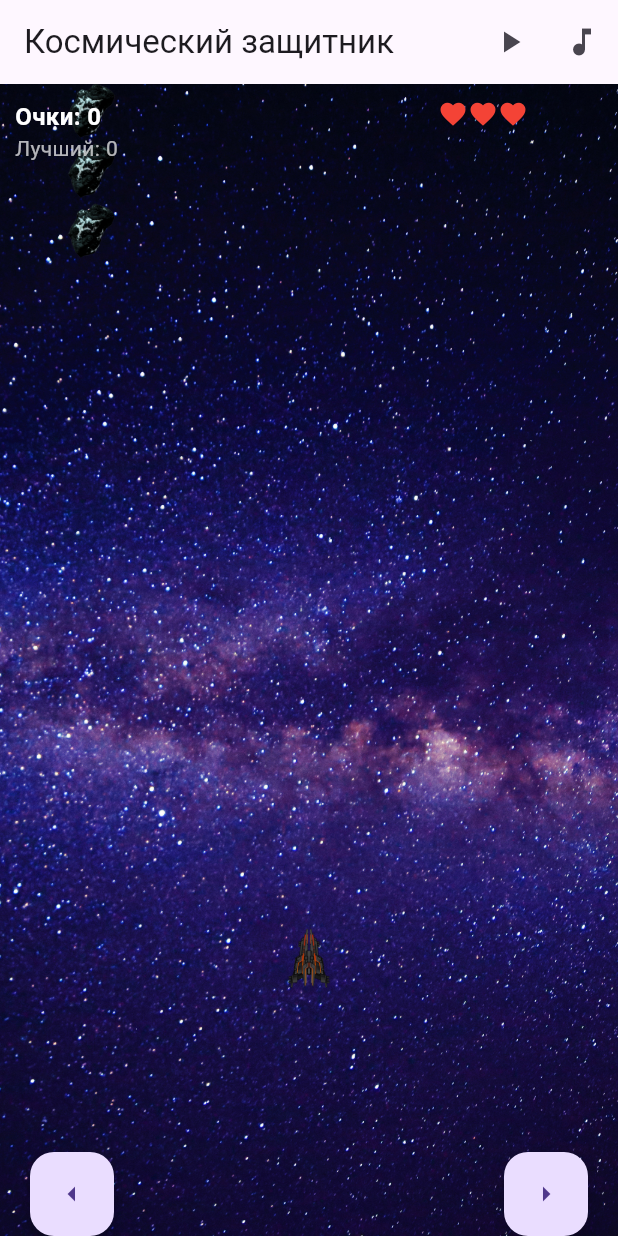
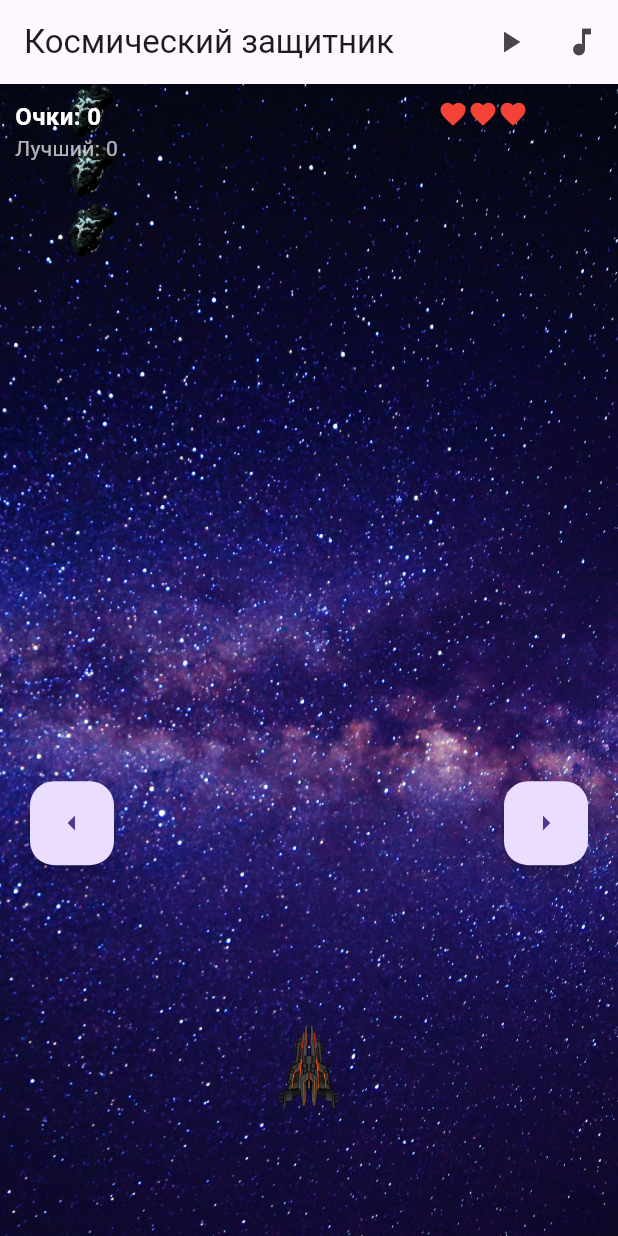
Before and after one commit to BzzzRka/ATLANTA, a Flutter app: the screen it shows after launch, after a tap on the "pause" icon, on a phone screen of 412 x 824 dp. Run offline on Flutter 3.47's test engine with Material 3 defaults, Android fonts, the phone set to English and light mode, and no system bars; our stand-ins replace audioplayers, shared_preferences.

Commit message:
улучшена музыка и позиционирование объектов

```diff
--- a/lib/game_logic.dart
+++ b/lib/game_logic.dart
@@ -5,19 +5,26 @@ import 'models.dart'; // Импортируем классы из models.dart
 class GameLogic {
   // Проверка столкновений между пулей и астероидом
   static bool checkCollision(Bullet bullet, Asteroid asteroid) {
-    final bulletRect = Rect.fromLTWH(
-      bullet.position.dx,
-      bullet.position.dy,
-      bullet.width,
-      bullet.height,
+    // Центр пули
+    final bulletCenter = Offset(
+      bullet.position.dx + bullet.width / 2,
+      bullet.position.dy + bullet.height / 2,
     );
-    final asteroidRect = Rect.fromLTWH(
-      asteroid.position.dx,
-      asteroid.position.dy,
-      asteroid.size,
-      asteroid.size,
+
+    // Центр астероида
+    final asteroidCenter = Offset(
+      asteroid.position.dx + asteroid.size / 2,
+      asteroid.position.dy + asteroid.size / 2,
     );
-    return bulletRect.overlaps(asteroidRect);
+
+    // Радиус астероида (половина его размера)
+    final asteroidRadius = asteroid.size / 2;
+
+    // Расстояние между центрами
+    final distance = (bulletCenter - asteroidCenter).distance;
+
+    // Проверка столкновения
+    return distance <= asteroidRadius;
   }
 
   // Проверка столкновений астероидов с кораблем
@@ -35,43 +42,41 @@ class GameLogic {
     final screenHeight = MediaQuery.of(context).size.height;
     final spaceshipSize = screenWidth * 0.1;
 
-    // Расчет позиции корабля
+    // Центр корабля
     final spaceshipCenterX = screenWidth / 2 +
         spaceshipPosition * screenWidth / 2 -
         spaceshipSize / 2;
-    final spaceshipRect = Rect.fromLTWH(
-      spaceshipCenterX,
-      screenHeight * 0.8 - spaceshipSize * 0.8,
-      spaceshipSize,
-      spaceshipSize,
+    final spaceshipCenter = Offset(
+      spaceshipCenterX + spaceshipSize / 2, // Центр корабля по X
+      screenHeight * 0.8 - spaceshipSize * 0.8 + spaceshipSize / 2, // Центр корабля по Y
     );
 
+    // Радиус корабля (половина его размера)
+    final spaceshipRadius = spaceshipSize / 2;
+
     for (var asteroid in asteroids) {
-      final asteroidRect = Rect.fromLTWH(
-        asteroid.position.dx,
-        asteroid.position.dy,
-        asteroid.size,
-        asteroid.size,
+      // Центр астероида
+      final asteroidCenter = Offset(
+        asteroid.position.dx + asteroid.size / 2,
+        asteroid.position.dy + asteroid.size / 2,
       );
-      if (spaceshipRect.overlaps(asteroidRect)) {
+
+      // Радиус астероида
+      final asteroidRadius = asteroid.size / 2;
+
+      // Расстояние между центрами
+      final distance = (spaceshipCenter - asteroidCenter).distance;
+
+      // Проверка столкновения
+      if (distance <= spaceshipRadius + asteroidRadius) {
         // Уменьшаем жизни
         updateLives(lives - 1);
-
-        // Воспроизведение звука взрыва корабля
         playExplosionSound();
-
-        // Добавляем взрыв корабля
-        addExplosion(
-          Offset(
-            spaceshipCenterX,
-            screenHeight * 0.8 - spaceshipSize * 0.8,
-          ),
-          spaceshipSize,
-        );
+        addExplosion(spaceshipCenter, spaceshipSize);
 
         // Проверяем, остались ли жизни
         if (lives <= 0) {
-          cancelMovement(); // Останавливаем игру
+          cancelMovement();
           return true; // Конец игры
         } else {
           return false; // Продолжаем игру
@@ -80,7 +85,6 @@ class GameLogic {
     }
     return false; // Нет столкновения
   }
-
   // Уничтожение всех астероидов на экране
   static void destroyAllAsteroids({
     required List<Asteroid> asteroids,
@@ -121,17 +125,17 @@ class GameLogic {
     final screenHeight = MediaQuery.of(context).size.height;
     final spaceshipSize = screenWidth * 0.1;
 
-    // Расчет позиции корабля
+    // Расчет центра корабля
     final spaceshipCenterX = screenWidth / 2 +
         spaceshipPosition * screenWidth / 2 -
         spaceshipSize / 2;
 
-    // Одна пуля из передней части корабля
+    // Пуля вылетает из центра корабля (по X) и из передней части (по Y)
     bullets.add(
       Bullet(
         position: Offset(
-          spaceshipCenterX + spaceshipSize / 2 - 2.5, // Центр пушки (половина ширины лазера)
-          screenHeight * 0.8 - spaceshipSize * 0.8, // Передняя часть корабля
+          spaceshipCenterX + spaceshipSize / 2 - 2.5, // Центр корабля по X
+          screenHeight * 0.8 - spaceshipSize * 0.8 - 20, // Передняя часть корабля по Y
         ),
       ),
     );
--- a/lib/main.dart
+++ b/lib/main.dart
@@ -225,32 +225,39 @@ class _GameScreenState extends State<GameScreen> {
     final screenHeight = MediaQuery.of(context).size.height;
     final spaceshipSize = screenWidth * 0.1;
 
-    // Расчет позиции корабля
+    // Центр корабля
     final spaceshipCenterX = screenWidth / 2 +
         spaceshipPosition * screenWidth / 2 -
         spaceshipSize / 2;
-    final spaceshipRect = Rect.fromLTWH(
-      spaceshipCenterX,
-      screenHeight * 0.8 - spaceshipSize * 0.8,
-      spaceshipSize,
-      spaceshipSize,
+    final spaceshipCenter = Offset(
+      spaceshipCenterX + spaceshipSize / 2,
+      screenHeight * 0.8 - spaceshipSize * 0.8 + spaceshipSize / 2,
     );
 
+    // Радиус корабля
+    final spaceshipRadius = spaceshipSize / 2;
+
     for (var bonus in bonuses.toList()) {
-      final bonusRect = Rect.fromLTWH(
-        bonus.position.dx,
-        bonus.position.dy,
-        bonus.size,
-        bonus.size,
+      // Центр бонуса
+      final bonusCenter = Offset(
+        bonus.position.dx + bonus.size / 2,
+        bonus.position.dy + bonus.size / 2,
       );
-      if (spaceshipRect.overlaps(bonusRect)) {
+
+      // Радиус бонуса
+      final bonusRadius = bonus.size / 2;
+
+      // Расстояние между центрами
+      final distance = (spaceshipCenter - bonusCenter).distance;
+
+      // Проверка столкновения
+      if (distance <= spaceshipRadius + bonusRadius) {
         // Применяем эффект бонуса
         if (bonus.type == 'life') {
           setState(() {
             lives++;
           });
         } else if (bonus.type == 'weapon') {
-          // Активируем бонусное оружие
           GameLogic.destroyAllAsteroids(
             asteroids: asteroids,
             explosions: explosions,
@@ -258,11 +265,7 @@ class _GameScreenState extends State<GameScreen> {
             updateScore: (value) => setState(() => score += value),
           );
         }
-
-        // Воспроизведение звука получения бонуса
         _audioPlayer.play(AssetSource('sounds/bonus_sound.mp3'));
-
-        // Удаляем бонус
         bonuses.remove(bonus);
       }
     }
@@ -368,14 +371,14 @@ class _GameScreenState extends State<GameScreen> {
             ),
             // Космический корабль
             Positioned(
-              bottom: screenHeight * 0.2,
+              bottom: screenHeight * 0.1,
               left: screenWidth / 2 +
                   spaceshipPosition * screenWidth / 2 -
-                  spaceshipSize / 2,
+                  1.5*spaceshipSize / 2,
               child: Image.asset(
                 'assets/spaceship.png',
-                width: spaceshipSize,
-                height: spaceshipSize,
+                width: 1.5*spaceshipSize,
+                height: 1.5*spaceshipSize,
               ),
             ),
             // Астероиды
@@ -478,25 +481,18 @@ class _GameScreenState extends State<GameScreen> {
                 children: List.generate(lives, (index) => Icon(Icons.favorite, color: Colors.red, size: 20)),
               ),
             ),
-          ],
-        ),
-      ),
             // Кнопки управления
-      floatingActionButtonLocation: FloatingActionButtonLocation.centerDocked,
-      floatingActionButton: Row(
-        mainAxisAlignment: MainAxisAlignment.spaceBetween,
-        children: [
-          // Левая кнопка движения
-          Padding(
-            padding: const EdgeInsets.only(left: 20),
+            Positioned(
+              bottom: screenHeight * 0.3, // Расположение кнопок ниже середины
+              left: 20, // Отступ слева
               child: FloatingActionButton(
                 onPressed: () => moveSpaceship(-0.1),
                 child: Icon(Icons.arrow_left),
               ),
             ),
-          // Правая кнопка движения
-          Padding(
-            padding: const EdgeInsets.only(right: 20),
+            Positioned(
+              bottom: screenHeight * 0.3, // То же расположение по вертикали
+              right: 20, // Отступ справа
               child: FloatingActionButton(
                 onPressed: () => moveSpaceship(0.1),
                 child: Icon(Icons.arrow_right),
@@ -504,6 +500,8 @@ class _GameScreenState extends State<GameScreen> {
             ),
           ],
         ),
+      ),
+
     );
   }
 }
```
Also changed, not shown: assets/spaceship.png, lib/models.dart (line endings or trailing spaces). Lines whose indentation alone changed are shown as unchanged.
